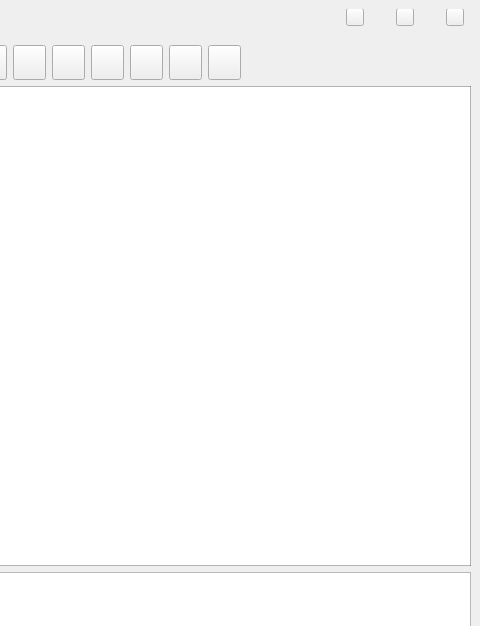
Old version of the form UI/MainGUI.ui in the repository TianyouCheng/MiniGISApplication; both pictures show x 759 to 1239 and y 0 to 626 of the 1239 by 869 pixel window.
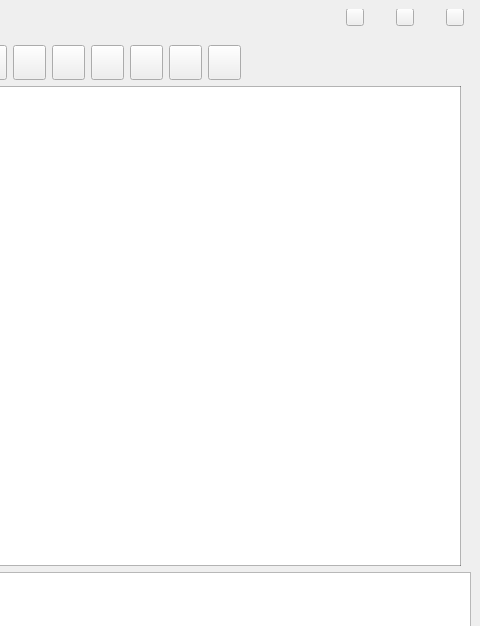
New version of the form.

```diff
--- a/UI/MainGUI.ui
+++ b/UI/MainGUI.ui
@@ -579,7 +579,22 @@
           <item>
            <layout class="QVBoxLayout" name="verticalLayout_2">
             <item>
+             <widget class="QWidget" name="widget_4" native="true">
+              <property name="minimumSize">
+               <size>
+                <width>1000</width>
+                <height>480</height>
+               </size>
+              </property>
              <widget class="QLabel" name="Drawlabel">
+               <property name="geometry">
+                <rect>
+                 <x>0</x>
+                 <y>0</y>
+                 <width>1005</width>
+                 <height>480</height>
+                </rect>
+               </property>
               <property name="minimumSize">
                <size>
                 <width>1000</width>
@@ -596,6 +611,7 @@
               <property name="text">
                <string/>
               </property>
+              </widget>
              </widget>
             </item>
             <item>
```
Lines whose indentation alone changed are shown as unchanged.
